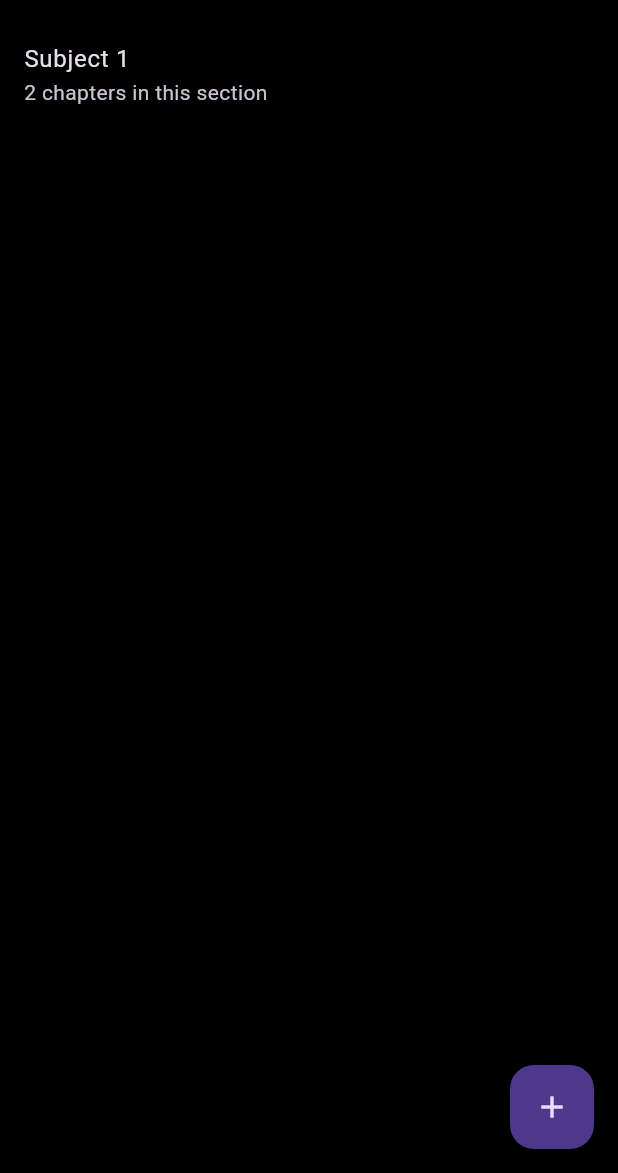
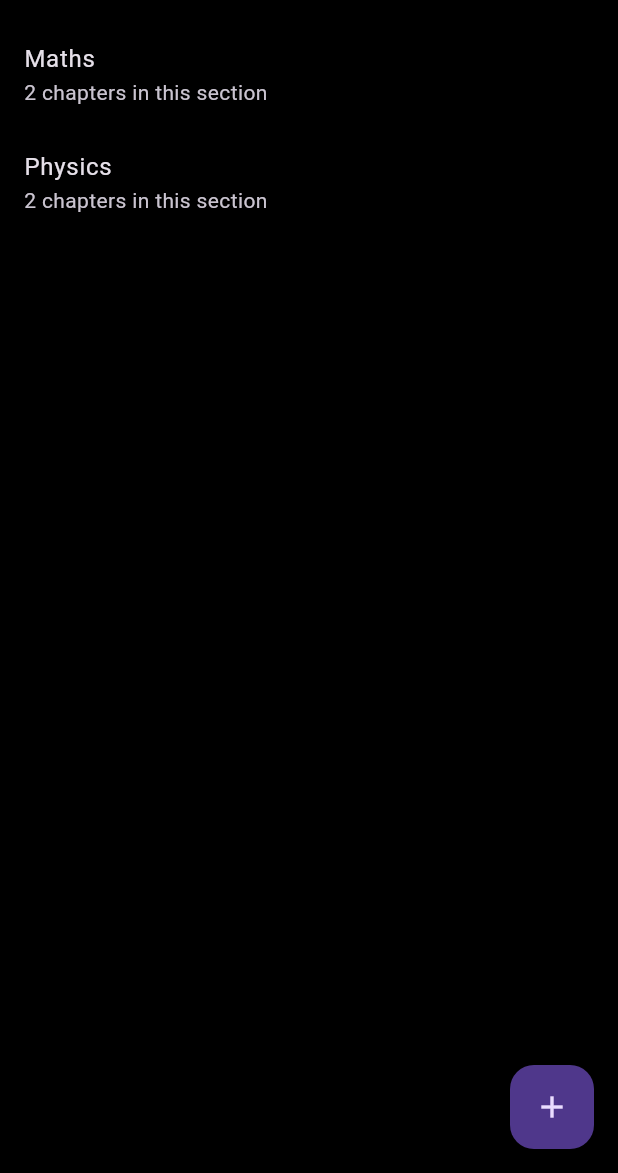
Before and after one commit to ashwinpraveengo/Flashcard, a Flutter app: the screen it shows after launch, on a phone screen of 412 x 824 dp, the part 63-1236 px from its top. Run offline on Flutter 3.47's test engine with Material 3 defaults, Android fonts, the phone set to English and light mode, and no system bars; our stand-ins replace flip_card.

Commit message:
Added subjects maths and physics

```diff
--- a/flashcard/lib/main.dart
+++ b/flashcard/lib/main.dart
@@ -29,24 +29,44 @@ class Flashcard {
 class MyApp extends StatelessWidget {
   final List<Subject> subjects = [
     Subject(
-      name: "Subject 1",
+      name: "Maths",
       chapters: [
         Chapter(
-          name: "Chapter 1",
+          name: "Integration",
           flashcards: [
-            Flashcard(question: "Question 1", answer: "Answer 1"),
-            Flashcard(question: "Question 2", answer: "Answer 2"),
+            Flashcard(question: "∫ 2x dx", answer: "x^2 + C"),
+            Flashcard(question: "∫ cos(x) dx", answer: "sin(x) + C"),
           ],
         ),
         Chapter(
-          name: "Chapter 2",
+          name: "Differentiation",
           flashcards: [
-            Flashcard(question: "Question 3", answer: "Answer 3"),
+            Flashcard(question: "d/dx(x^2)", answer: "2x"),
+            Flashcard(question: "d/dx(sin(x))", answer: "cos(x)"),
           ],
         ),
       ],
     ),
-    // Add more subjects as needed
+    Subject(
+      name: "Physics",
+      chapters: [
+        Chapter(
+          name: "Kinematics",
+          flashcards: [
+            Flashcard(question: "Equation of Motion", answer: "v = u + at"),
+            Flashcard(question: "Kinematic Equation", answer: "s = ut + (1/2)at^2"),
+          ],
+        ),
+        Chapter(
+          name: "Gravitation",
+          flashcards: [
+            Flashcard(question: "Gravitational Force", answer: "F = G * (m1 * m2) / r^2"),
+            Flashcard(question: "Acceleration due to Gravity", answer: "g = G * M / r^2"),
+            // Add more flashcards as needed
+          ],
+        ),
+      ],
+    ),
   ];
 
   @override
@@ -349,13 +369,13 @@ class FlashcardWidget extends StatelessWidget {
         padding: const EdgeInsets.all(16),
         child: Card(
           elevation: 4,
-          color: Colors.blue, // Set the background color for questions
+          color: Colors.blue,
           child: Column(
             mainAxisAlignment: MainAxisAlignment.center,
             children: [
               Text(
                 "Question: ${flashcard.question}",
-                style: const TextStyle(fontSize: 18, color: Colors.white), // Set text color for questions
+                style: const TextStyle(fontSize: 18, color: Colors.white),
               ),
             ],
           ),
@@ -365,13 +385,13 @@ class FlashcardWidget extends StatelessWidget {
         padding: const EdgeInsets.all(16),
         child: Card(
           elevation: 4,
-          color: Colors.lightGreen, // Set the background color for answers
+          color: Colors.lightGreen,
           child: Column(
             mainAxisAlignment: MainAxisAlignment.center,
             children: [
               Text(
                 "Answer: ${flashcard.answer}",
-                style: const TextStyle(fontSize: 18, color: Colors.black), // Set text color for answers
+                style: const TextStyle(fontSize: 18, color: Colors.black),
               ),
             ],
           ),
```
